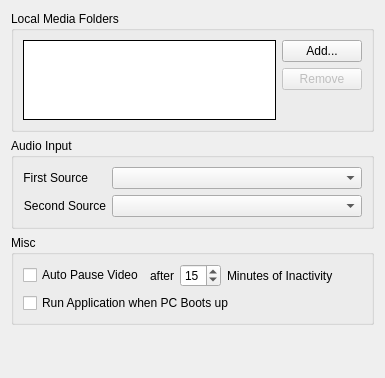
This is vms/client/nx_vms_client_desktop/src/ui/widgets/local_settings/general_preferences_widget.ui in networkoptix/nx_open as Qt 5 draws it before an edit. The edited form follows.
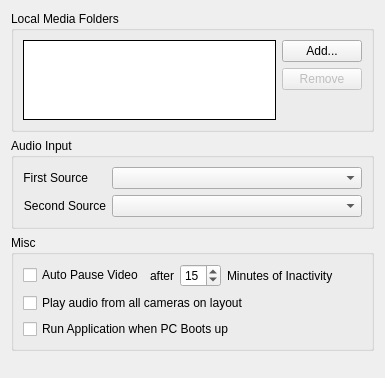
This is the edited form.

Commit message: VMS-14833: Add client-side capability to playback audio from all items on the scene

The edit to the form file:
```diff
--- a/vms/client/nx_vms_client_desktop/src/ui/widgets/local_settings/general_preferences_widget.ui
+++ b/vms/client/nx_vms_client_desktop/src/ui/widgets/local_settings/general_preferences_widget.ui
@@ -192,13 +192,20 @@
         </item>
        </layout>
       </item>
-      <item row="1" column="0">
+      <item row="2" column="0">
        <widget class="QCheckBox" name="autoStartCheckBox">
         <property name="text">
          <string>Run Application when PC Boots up</string>
         </property>
        </widget>
       </item>
+      <item row="1" column="0">
+       <widget class="QCheckBox" name="playAudioForAllCamerasCheckbox">
+        <property name="text">
+         <string>Play audio from all cameras on layout</string>
+        </property>
+       </widget>
+      </item>
      </layout>
     </widget>
    </item>
```
The commit also changes 5 other files.
